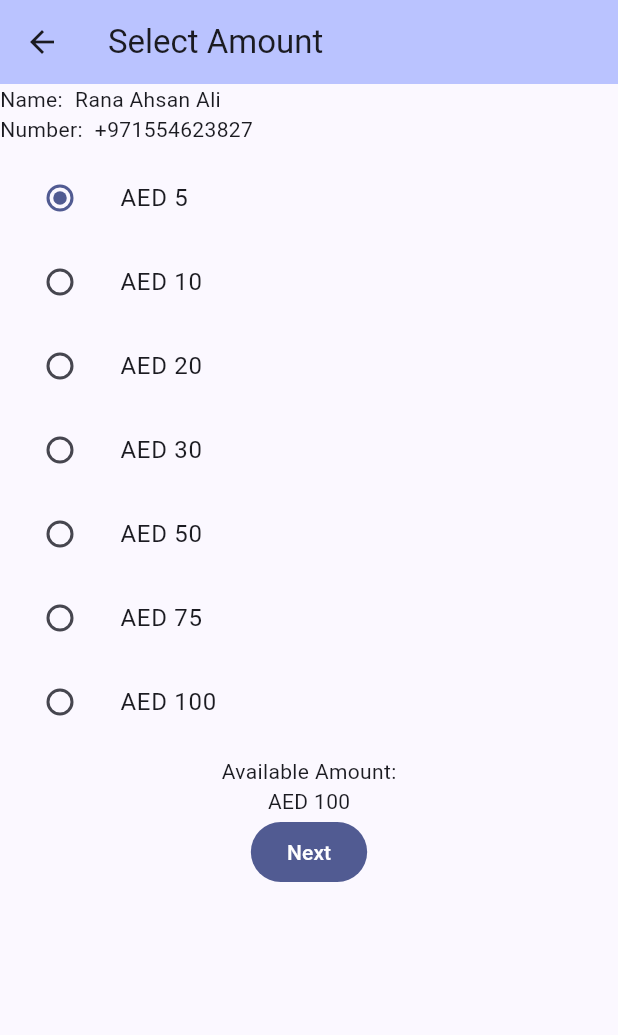
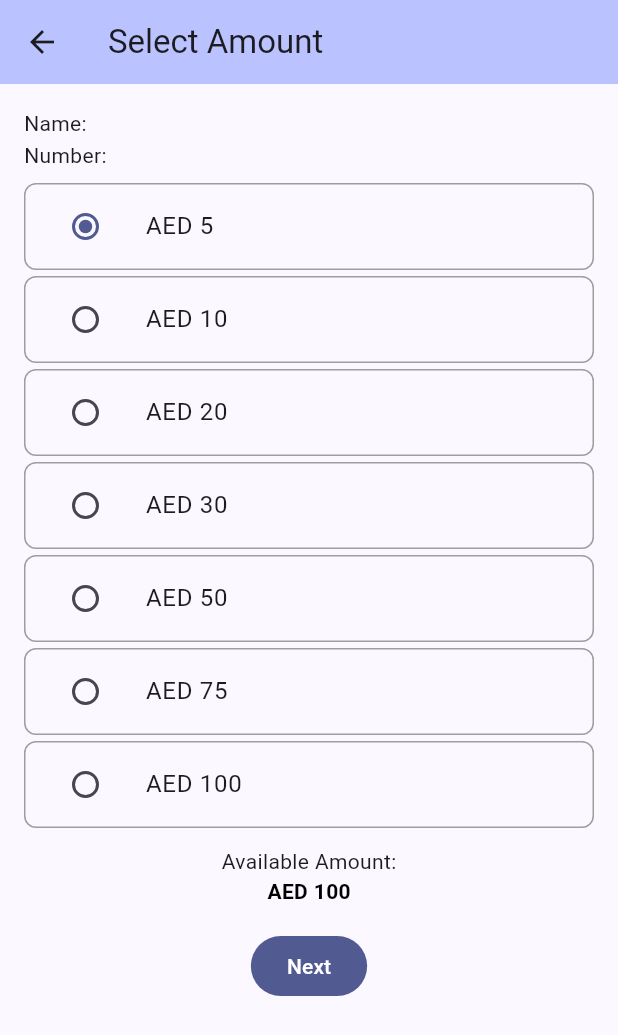
Before and after one commit to RanaAli/Flutter-Mobile-Recharge-App, a Flutter app: the BeneficiaryItemWidget widget shown alone on an empty page, opened directly with empty values, after a tap on "Recharge Now", on a phone screen of 412 x 824 dp. Shown: the top 1035 px of the screen. Run offline on Flutter 3.47's test engine with Material 3 defaults, Android fonts, the phone set to English and light mode, and no system bars; our stand-ins replace carousel_slider, dio, pretty_dio_logger, sqflite; missing offline and left inert: http_mock_adapter; accounts and stored records are empty; network calls fail.

Commit message:
Pass data to Select Amount Screen.

```diff
--- a/lib/navigation/routes.dart
+++ b/lib/navigation/routes.dart
@@ -1,10 +1,11 @@
 import 'package:flutter/material.dart';
+import 'package:mobile_recharge_app/data/db/db_models/model_beneficiary.dart';
 import 'package:mobile_recharge_app/presentation/screens/screen_add_beneficiary/add_beneficiary_page.dart';
 import 'package:mobile_recharge_app/presentation/screens/screen_amount_selection/amount_selection_page.dart';
 
-void navigateToAmountSelection(BuildContext context) {
+void navigateToAmountSelection(BuildContext context, ModelBeneficiary ben) {
   Navigator.of(context).push(
-      MaterialPageRoute(builder: (context) => const AmountSelectionPage()));
+      MaterialPageRoute(builder: (context) => AmountSelectionPage(data: ben)));
 }
 
 void navigateToAddBeneficiary(BuildContext context) {
--- a/lib/presentation/screens/screen_amount_selection/amount_selection_page.dart
+++ b/lib/presentation/screens/screen_amount_selection/amount_selection_page.dart
@@ -1,15 +1,19 @@
 import 'package:flutter/material.dart';
+import 'package:mobile_recharge_app/data/db/db_models/model_beneficiary.dart';
 import 'package:mobile_recharge_app/presentation/screens/screen_amount_selection/widgets/recharge_amounts_widget.dart';
 import 'package:mobile_recharge_app/presentation/screens/screen_confirmation/confirmation_page.dart';
+import 'package:mobile_recharge_app/presentation/ui_elements/text_styles.dart';
 
 class AmountSelectionPage extends StatefulWidget {
-  const AmountSelectionPage({super.key});
+  final ModelBeneficiary data;
+
+  const AmountSelectionPage({super.key, required this.data});
 
   @override
-  State<StatefulWidget> createState() => _AmountSelectionPage();
+  State<StatefulWidget> createState() => _AmountSelectionState();
 }
 
-class _AmountSelectionPage extends State<AmountSelectionPage> {
+class _AmountSelectionState extends State<AmountSelectionPage> {
   @override
   Widget build(BuildContext context) {
     return Scaffold(
@@ -17,25 +21,22 @@ class _AmountSelectionPage extends State<AmountSelectionPage> {
         backgroundColor: Theme.of(context).colorScheme.inversePrimary,
         title: const Text("Select Amount"),
       ),
-      body: body(context),
-    );
-  }
-
-  Column body(BuildContext context) {
-    return Column(
+      body: Padding(
+        padding: const EdgeInsets.all(16.0),
+        child: Column(
           children: [
-        const Row(
+            Row(
               children: [
-            Text("Name:"),
-            SizedBox(width: 8),
-            Text("Rana Ahsan Ali"),
+                const Text("Name:"),
+                const SizedBox(width: 8),
+                Text(widget.data.name, style: textStyleNormalBoldBlue),
               ],
             ),
-        const Row(
+            Row(
               children: [
-            Text("Number:"),
-            SizedBox(width: 8),
-            Text("+971554623827"),
+                const Text("Number:"),
+                const SizedBox(width: 8),
+                Text(widget.data.phone, style: textStyleNormalBoldBlack),
               ],
             ),
             const SizedBox(height: 8),
@@ -44,9 +45,10 @@ class _AmountSelectionPage extends State<AmountSelectionPage> {
             const Column(
               children: [
                 Text("Available Amount:"),
-            Text("AED 100"),
+                Text("AED 100", style: textStyleNormalBoldBlack),
               ],
             ),
+            const SizedBox(height: 16),
             FilledButton(
               onPressed: () {
                 Navigator.of(context).push(MaterialPageRoute(
@@ -55,6 +57,8 @@ class _AmountSelectionPage extends State<AmountSelectionPage> {
               child: const Text("Next"),
             ),
           ],
+        ),
+      ),
     );
   }
 }
--- a/lib/presentation/screens/screen_amount_selection/widgets/recharge_amounts_widget.dart
+++ b/lib/presentation/screens/screen_amount_selection/widgets/recharge_amounts_widget.dart
@@ -26,13 +26,19 @@ class _RechargeAmountWidgetState extends State<RechargeAmountWidget> {
     );
   }
 
-  ListTile amountListTile(AmountsEnum value) {
-    return ListTile(
+  Column amountListTile(AmountsEnum value) {
+    return Column(
+      children: [
+        ListTile(
           onTap: () {
             setState(() {
               _character = value;
             });
           },
+          shape: RoundedRectangleBorder(
+            side: const BorderSide(color: Colors.grey, width: 1),
+            borderRadius: BorderRadius.circular(8),
+          ),
           title: Text(value.text),
           leading: Radio<AmountsEnum>(
             value: value,
@@ -43,6 +49,9 @@ class _RechargeAmountWidgetState extends State<RechargeAmountWidget> {
               });
             },
           ),
+        ),
+        const SizedBox(height: 4),
+      ],
     );
   }
 }
--- a/lib/presentation/screens/screen_mobile_recharge/widgets/beneficiary_item_widget.dart
+++ b/lib/presentation/screens/screen_mobile_recharge/widgets/beneficiary_item_widget.dart
@@ -7,13 +7,13 @@ import 'package:mobile_recharge_app/presentation/ui_elements/text_styles.dart';
 class BeneficiaryItemWidget extends StatefulWidget {
   final ModelBeneficiary data;
 
-  @override
-  State<StatefulWidget> createState() => _BeneficiaryItemState();
-
   const BeneficiaryItemWidget({
     super.key,
     required this.data,
   });
+
+  @override
+  State<StatefulWidget> createState() => _BeneficiaryItemState();
 }
 
 class _BeneficiaryItemState extends State<BeneficiaryItemWidget> {
@@ -40,7 +40,7 @@ class _BeneficiaryItemState extends State<BeneficiaryItemWidget> {
             ),
             const SizedBox(height: 8),
             ElevatedButton(
-              onPressed: () => navigateToAmountSelection(context),
+              onPressed: () => navigateToAmountSelection(context, widget.data),
               style: buttonStyleBlue,
               child: const Text("Recharge Now", style: textStyleWhite),
             )
```
Lines whose indentation alone changed are shown as unchanged.
